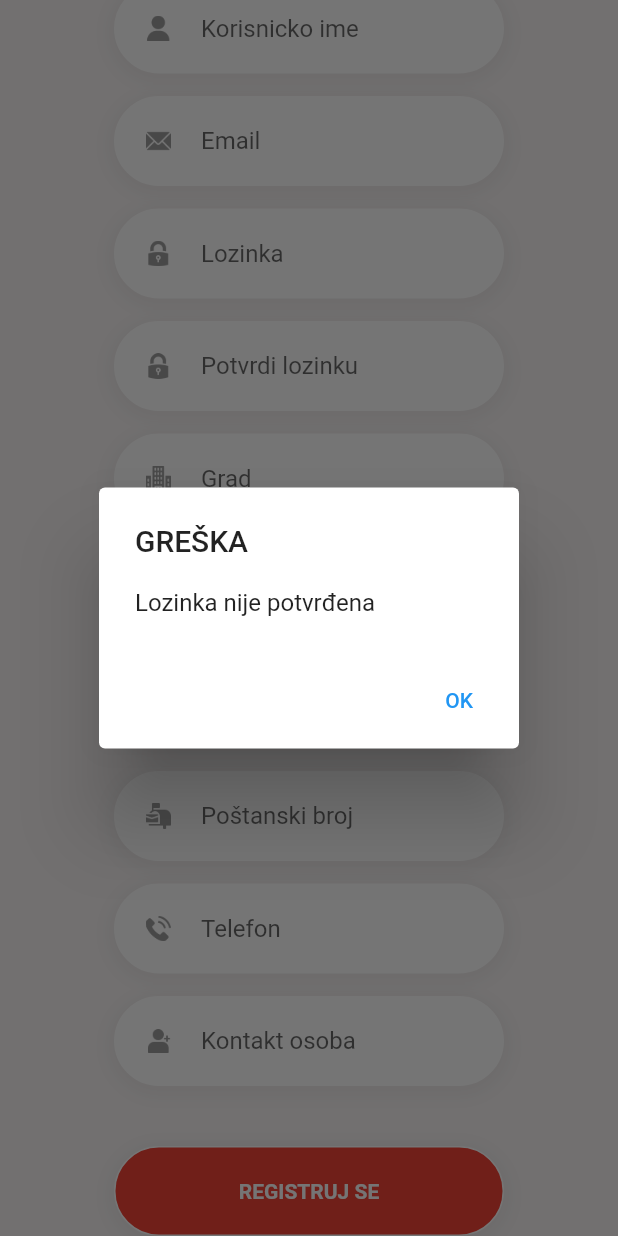
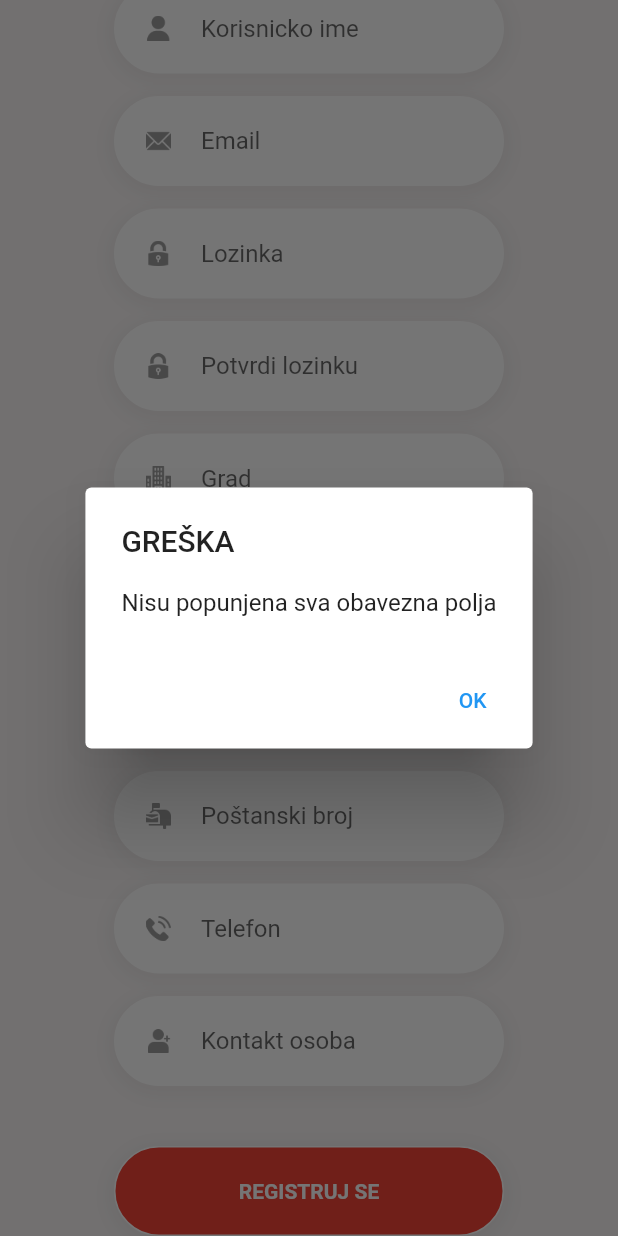
Before and after one commit to fporudzbine/flex_mobile_app, a Flutter app: the RegistrationScreen screen opened directly, scrolled down 280 dp, after a tap on "REGISTRUJ SE", on a phone screen of 412 x 824 dp. Run offline on Flutter 3.47's test engine with Material 2 defaults, Android fonts, the phone set to English and light mode, and no system bars; our stand-ins replace cloud_firestore, firebase_auth, firebase_core, get_it, mask_text_input_formatter, shared_preferences; missing offline and left inert: flutter_barcode_scanner, multiselect, number_inc_dec; accounts and stored records are empty.

Commit message:
Popup messages for registration added

```diff
--- a/lib/logic/shared_prefs.dart
+++ b/lib/logic/shared_prefs.dart
@@ -3,13 +3,13 @@ import 'package:flex_mobile_app/screens/registration_screen/registration_screen.
 import 'package:get_it/get_it.dart';
 import 'package:shared_preferences/shared_preferences.dart';
 
-class SharedPrefs{
+class SharedPrefs {
   SharedPrefs._private();
 
   SharedPreferences? prefs;
 
   factory SharedPrefs() {
-    if (!GetIt.instance.isRegistered<SharedPrefs>()){
+    if (!GetIt.instance.isRegistered<SharedPrefs>()) {
       GetIt.instance.registerSingleton(SharedPrefs._private());
     }
     return GetIt.instance<SharedPrefs>();
@@ -19,7 +19,7 @@ class SharedPrefs{
     prefs = await SharedPreferences.getInstance();
   }
 
-   setValue (
+  setValue(
       String nameSurname,
       String regUserName,
       String email,
@@ -29,8 +29,7 @@ class SharedPrefs{
       String homeNumber,
       String postalNumber,
       String phone,
-        String contactPerson
-       ) async {
+      String contactPerson) async {
     await prefs?.setString("nameSurname", nameSurname);
     await prefs?.setString("username", regUserName);
     await prefs?.setString("email", email);
@@ -42,7 +41,8 @@ class SharedPrefs{
     await prefs?.setString("phone", phone);
     await prefs?.setString("contactPerson", contactPerson);
   }
-  updateValue (
+
+  updateValue(
     String nameSurname,
     String city,
     String address,
@@ -60,7 +60,7 @@ class SharedPrefs{
     await prefs?.setString("contactPerson", contactPerson);
   }
 
-  UserModel getValue () {
+  UserModel getValue() {
     String? nameSurname = prefs?.getString("nameSurname");
     String? username = prefs?.getString("username");
     String? email = prefs?.getString("email");
@@ -71,8 +71,39 @@ class SharedPrefs{
     String? postalNumber = prefs?.getString("postalNumber");
     String? phone = prefs?.getString("phone");
     String? contactPerson = prefs?.getString("contactPerson");
-    return UserModel(nameSurname: nameSurname ?? "",username: username ?? "", email: email ?? "", password: password ?? "", city: city ?? "", address: address ?? "", homeNumber: homeNumber ?? "", postalNumber: postalNumber ?? "", phone: phone ?? "", contactPerson: contactPerson ?? "");
+    return UserModel(
+        nameSurname: nameSurname ?? "",
+        username: username ?? "",
+        email: email ?? "",
+        password: password ?? "",
+        city: city ?? "",
+        address: address ?? "",
+        homeNumber: homeNumber ?? "",
+        postalNumber: postalNumber ?? "",
+        phone: phone ?? "",
+        contactPerson: contactPerson ?? "");
   }
 
-
+  removeUserInfo(
+      String nameSurname,
+      String regUserName,
+      String email,
+      String regPassword,
+      String city,
+      String address,
+      String homeNumber,
+      String postalNumber,
+      String phone,
+      String contactPerson) async {
+    await prefs?.setString("nameSurname", "");
+    await prefs?.setString("username", "");
+    await prefs?.setString("email", "");
+    await prefs?.setString("password", "");
+    await prefs?.setString("city", "");
+    await prefs?.setString("address", "");
+    await prefs?.setString("homeNumber", "");
+    await prefs?.setString("postalNumber", "");
+    await prefs?.setString("phone", "");
+    await prefs?.setString("contactPerson", "");
   }
+}
--- a/lib/screens/registration_screen/registration_screen.dart
+++ b/lib/screens/registration_screen/registration_screen.dart
@@ -430,7 +430,8 @@ class _RegistrationScreenState extends State<RegistrationScreen> {
                             decoration: InputDecoration(
                               border: InputBorder.none,
                               hintText: "Kućni broj",
-                                enabledBorder: InputBorder.none,),
+                              enabledBorder: InputBorder.none,
+                            ),
                             keyboardType: TextInputType.number,
                             inputFormatters: <TextInputFormatter>[
                               FilteringTextInputFormatter.digitsOnly
@@ -596,13 +597,36 @@ class _RegistrationScreenState extends State<RegistrationScreen> {
                 SizedBox(height: 40),
                 GestureDetector(
                   onTap: () async {
-                    if(regPasswordController != confirmPasswordController){
+                    if (nameSurnameController.text.isEmpty ||
+                        regUserNameController.text.isEmpty ||
+                        emailController.text.isEmpty ||
+                        regPasswordController.text.isEmpty ||
+                        cityController.text.isEmpty ||
+                        addressController.text.isEmpty ||
+                        postalNumberController.text.isEmpty ||
+                        phoneController.text.isEmpty) {
                       showDialog(
                         context: context,
                         builder: (context) => AlertDialog(
                           title: Text("GREŠKA"),
-                          content:
-                          Text("Lozinka nije potvrđena"),
+                          content: Text("Nisu popunjena sva obavezna polja"),
+                          actions: [
+                            TextButton(
+                              child: Text("OK"),
+                              onPressed: () {
+                                Navigator.of(context).pop();
+                              },
+                            ),
+                          ],
+                        ),
+                      );
+                    } else if (regPasswordController.text !=
+                        confirmPasswordController.text) {
+                      showDialog(
+                        context: context,
+                        builder: (context) => AlertDialog(
+                          title: Text("GREŠKA"),
+                          content: Text("Lozinka nije potvrđena"),
                           actions: [
                             TextButton(
                               child: Text("OK"),
@@ -628,8 +652,10 @@ class _RegistrationScreenState extends State<RegistrationScreen> {
                           postalNumberController.text,
                           phoneController.text,
                           contactPersonController.text);
-                    Navigator.push(context,
-                        MaterialPageRoute(builder: (context) => LoginScreen()));
+                      Navigator.push(
+                          context,
+                          MaterialPageRoute(
+                              builder: (context) => LoginScreen()));
                     }
                   },
                   child: Container(
```
Lines whose indentation alone changed are shown as unchanged.
